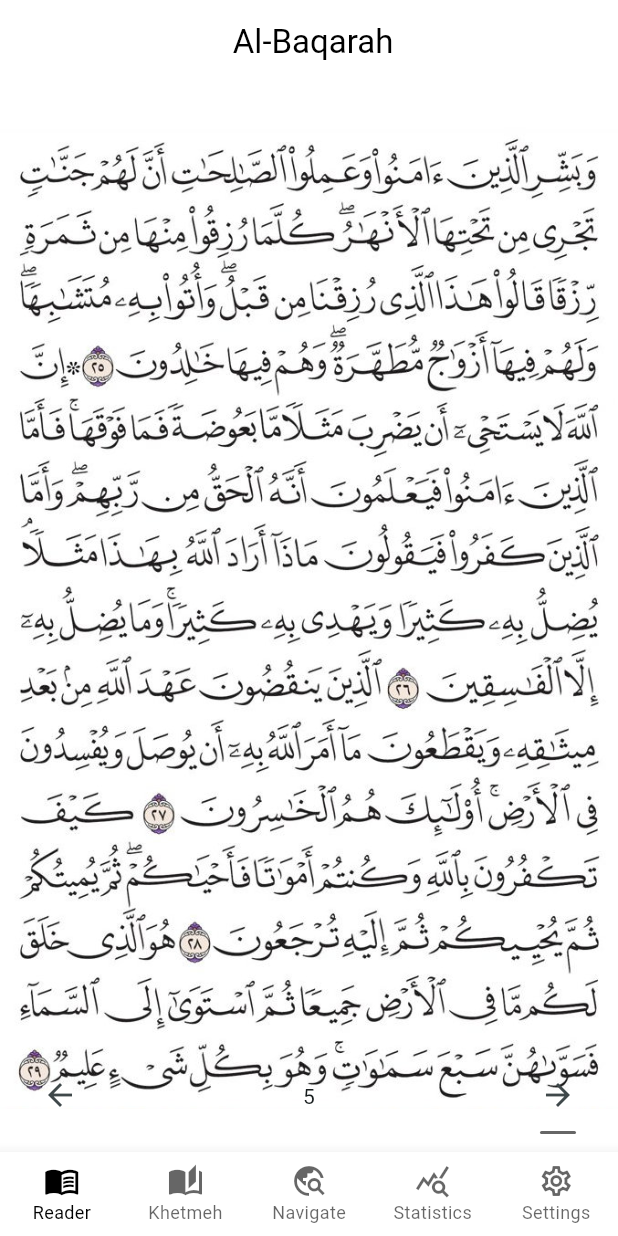
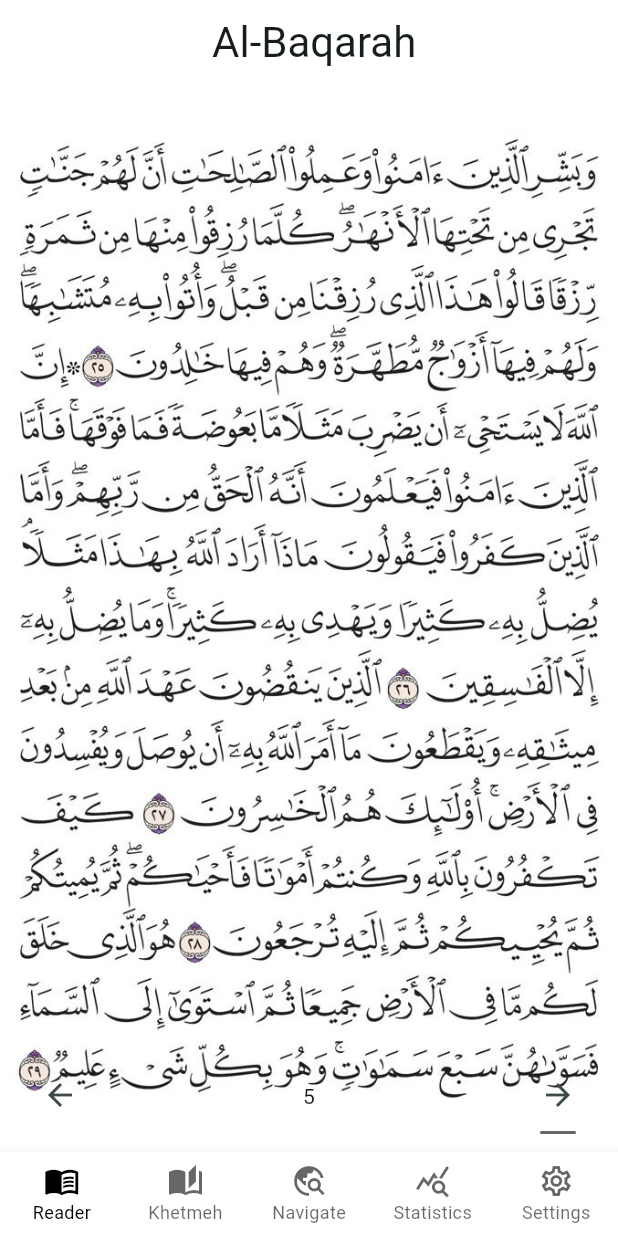
Before and after one commit to alialshishani/quran_sahaba, a Flutter app: the screen it shows after launch, swiped to page 5, on a phone screen of 412 x 824 dp. Run offline on Flutter 3.47's test engine with Material 3 defaults, Android fonts, the phone set to English and light mode, and no system bars; our stand-ins replace shared_preferences.

Commit message:
feat: Make surah title bigger

```diff
--- a/lib/home/home_page.dart
+++ b/lib/home/home_page.dart
@@ -153,6 +153,7 @@ class _MyHomePageState extends State<MyHomePage> {
                 _tabIndex == 0
                     ? ' ${_currentSurahName ?? AppLocalizations.of(context)!.surah}'
                     : AppLocalizations.of(context)!.khetmeh,
+                style: Theme.of(context).textTheme.headlineMedium,
               )
             : const SizedBox.shrink(),
         automaticallyImplyLeading: false,
```
